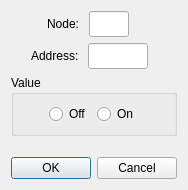
Qt form modscan64/dialogwritecoilregister.ui (sanny32/OpenModScan) before a commit.
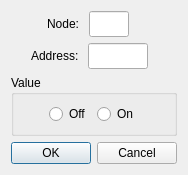
The same form after that commit. Custom widgets are drawn as their Qt base class.

Commit message: Correct dialog view (windows)

What changed in the file:
```diff
--- a/modscan64/dialogwritecoilregister.ui
+++ b/modscan64/dialogwritecoilregister.ui
@@ -7,7 +7,7 @@
     <x>0</x>
     <y>0</y>
     <width>184</width>
-    <height>190</height>
+    <height>172</height>
    </rect>
   </property>
   <property name="windowTitle">
@@ -190,19 +190,6 @@
      </layout>
     </widget>
    </item>
-   <item>
-    <spacer name="verticalSpacer">
-     <property name="orientation">
-      <enum>Qt::Vertical</enum>
-     </property>
-     <property name="sizeHint" stdset="0">
-      <size>
-       <width>20</width>
-       <height>2</height>
-      </size>
-     </property>
-    </spacer>
-   </item>
    <item>
     <widget class="QDialogButtonBox" name="buttonBox">
      <property name="orientation">
```
